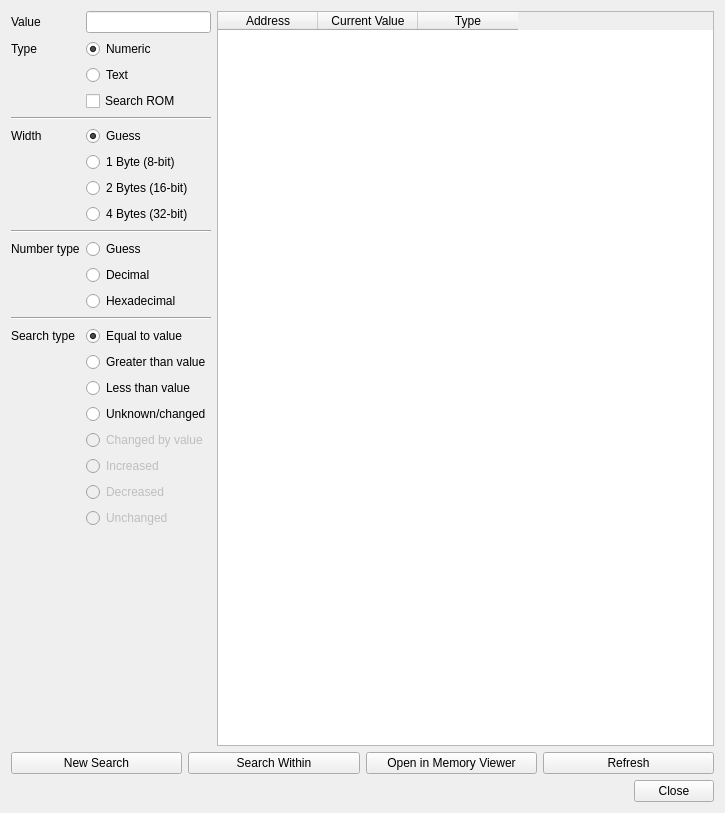
This is src/platform/qt/MemorySearch.ui in mgba-emu/mgba as Qt 5 draws it before an edit. The edited form follows.
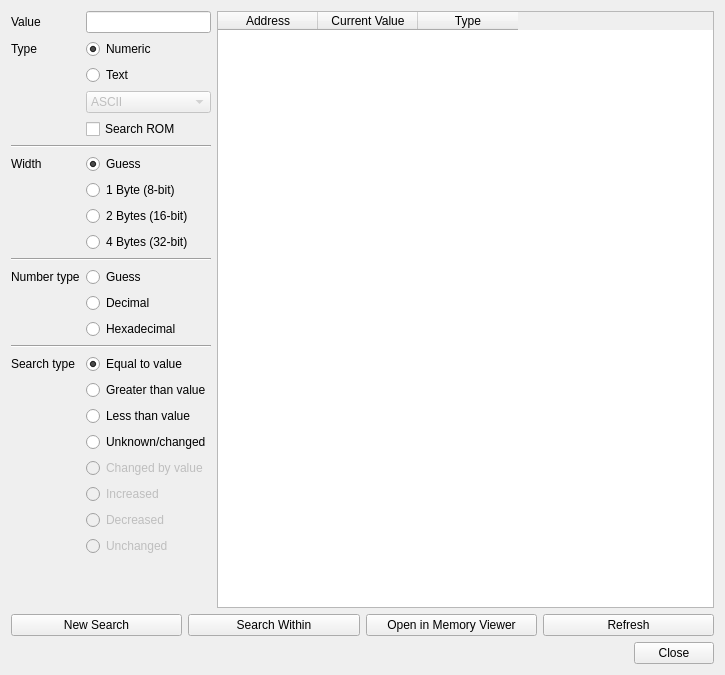
This is the edited form.

Commit message: [Qt] MemorySearch: support utf-8, utf-16le and shift-jis Allow switching text encoding of search string

The edit to the form file:
```diff
--- a/src/platform/qt/MemorySearch.ui
+++ b/src/platform/qt/MemorySearch.ui
@@ -7,7 +7,7 @@
     <x>0</x>
     <y>0</y>
     <width>725</width>
-    <height>813</height>
+    <height>675</height>
    </rect>
   </property>
   <property name="sizePolicy">
@@ -105,34 +105,34 @@
        </attribute>
       </widget>
      </item>
-     <item row="4" column="0" colspan="2">
+     <item row="5" column="0" colspan="2">
       <widget class="Line" name="line">
        <property name="orientation">
         <enum>Qt::Horizontal</enum>
        </property>
       </widget>
      </item>
-     <item row="5" column="0">
+     <item row="6" column="0">
       <widget class="QLabel" name="label_3">
        <property name="text">
         <string>Width</string>
        </property>
       </widget>
      </item>
-     <item row="5" column="1">
-      <widget class="QRadioButton" name="bitsGuess">
-       <property name="text">
-        <string>Guess</string>
-       </property>
-       <property name="checked">
-        <bool>true</bool>
-       </property>
-       <attribute name="buttonGroup">
-        <string notr="true">width</string>
-       </attribute>
-      </widget>
-     </item>
      <item row="6" column="1">
+      <widget class="QRadioButton" name="bitsGuess">
+       <property name="text">
+        <string>Guess</string>
+       </property>
+       <property name="checked">
+        <bool>true</bool>
+       </property>
+       <attribute name="buttonGroup">
+        <string notr="true">width</string>
+       </attribute>
+      </widget>
+     </item>
+     <item row="7" column="1">
       <widget class="QRadioButton" name="bits8">
        <property name="text">
         <string>1 Byte (8-bit)</string>
@@ -142,7 +142,7 @@
        </attribute>
       </widget>
      </item>
-     <item row="7" column="1">
+     <item row="8" column="1">
       <widget class="QRadioButton" name="bits16">
        <property name="text">
         <string>2 Bytes (16-bit)</string>
@@ -152,7 +152,7 @@
        </attribute>
       </widget>
      </item>
-     <item row="8" column="1">
+     <item row="9" column="1">
       <widget class="QRadioButton" name="bits32">
        <property name="text">
         <string>4 Bytes (32-bit)</string>
@@ -165,59 +165,59 @@
        </attribute>
       </widget>
      </item>
-     <item row="9" column="0" colspan="2">
+     <item row="10" column="0" colspan="2">
       <widget class="Line" name="line_2">
        <property name="orientation">
         <enum>Qt::Horizontal</enum>
        </property>
       </widget>
      </item>
-     <item row="10" column="0">
+     <item row="11" column="0">
       <widget class="QLabel" name="label_4">
        <property name="text">
         <string>Number type</string>
        </property>
       </widget>
      </item>
-     <item row="10" column="1">
-      <widget class="QRadioButton" name="numGuess">
-       <property name="text">
-        <string>Guess</string>
-       </property>
-       <property name="checked">
-        <bool>true</bool>
-       </property>
-      </widget>
-     </item>
      <item row="11" column="1">
+      <widget class="QRadioButton" name="numGuess">
+       <property name="text">
+        <string>Guess</string>
+       </property>
+       <property name="checked">
+        <bool>false</bool>
+       </property>
+      </widget>
+     </item>
+     <item row="12" column="1">
       <widget class="QRadioButton" name="numDec">
        <property name="text">
         <string>Decimal</string>
        </property>
       </widget>
      </item>
-     <item row="12" column="1">
+     <item row="13" column="1">
       <widget class="QRadioButton" name="numHex">
        <property name="text">
         <string>Hexadecimal</string>
        </property>
       </widget>
      </item>
-     <item row="13" column="0" colspan="2">
+     <item row="14" column="0" colspan="2">
       <widget class="Line" name="line_3">
        <property name="orientation">
         <enum>Qt::Horizontal</enum>
        </property>
       </widget>
      </item>
-     <item row="14" column="0">
+     <item row="15" column="0">
       <widget class="QLabel" name="label_5">
        <property name="text">
         <string>Search type</string>
        </property>
       </widget>
      </item>
-     <item row="14" column="1">
+     <item row="15" column="1">
       <widget class="QRadioButton" name="opEqual">
        <property name="text">
         <string>Equal to value</string>
@@ -230,7 +230,7 @@
        </attribute>
       </widget>
      </item>
-     <item row="15" column="1">
+     <item row="16" column="1">
       <widget class="QRadioButton" name="opGreater">
        <property name="text">
         <string>Greater than value</string>
@@ -240,7 +240,7 @@
        </attribute>
       </widget>
      </item>
-     <item row="16" column="1">
+     <item row="17" column="1">
       <widget class="QRadioButton" name="opLess">
        <property name="text">
         <string>Less than value</string>
@@ -250,7 +250,7 @@
        </attribute>
       </widget>
      </item>
-     <item row="17" column="1">
+     <item row="18" column="1">
       <widget class="QRadioButton" name="opUnknown">
        <property name="text">
         <string>Unknown/changed</string>
@@ -260,7 +260,7 @@
        </attribute>
       </widget>
      </item>
-     <item row="18" column="1">
+     <item row="19" column="1">
       <widget class="QRadioButton" name="opDelta">
        <property name="enabled">
         <bool>false</bool>
@@ -273,7 +273,7 @@
        </attribute>
       </widget>
      </item>
-     <item row="21" column="1">
+     <item row="22" column="1">
       <widget class="QRadioButton" name="opDelta0">
        <property name="enabled">
         <bool>false</bool>
@@ -286,7 +286,7 @@
        </attribute>
       </widget>
      </item>
-     <item row="19" column="1">
+     <item row="20" column="1">
       <widget class="QRadioButton" name="opDeltaPositive">
        <property name="enabled">
         <bool>false</bool>
@@ -299,7 +299,7 @@
        </attribute>
       </widget>
      </item>
-     <item row="20" column="1">
+     <item row="21" column="1">
       <widget class="QRadioButton" name="opDeltaNegative">
        <property name="enabled">
         <bool>false</bool>
@@ -312,13 +312,40 @@
        </attribute>
       </widget>
      </item>
-     <item row="3" column="1">
+     <item row="4" column="1">
       <widget class="QCheckBox" name="searchROM">
        <property name="text">
         <string>Search ROM</string>
        </property>
       </widget>
      </item>
+     <item row="3" column="1">
+      <widget class="QComboBox" name="encoding">
+       <property name="enabled">
+        <bool>false</bool>
+       </property>
+       <item>
+        <property name="text">
+         <string>ASCII</string>
+        </property>
+       </item>
+       <item>
+        <property name="text">
+         <string>UTF-8</string>
+        </property>
+       </item>
+       <item>
+        <property name="text">
+         <string>UTF-16LE</string>
+        </property>
+       </item>
+       <item>
+        <property name="text">
+         <string>Shift-JIS</string>
+        </property>
+       </item>
+      </widget>
+     </item>
     </layout>
    </item>
    <item row="2" column="0" colspan="2">
```
Left out of the diff: 30 changed lines with no effect on the pictures. The commit also changes 1 other file.
